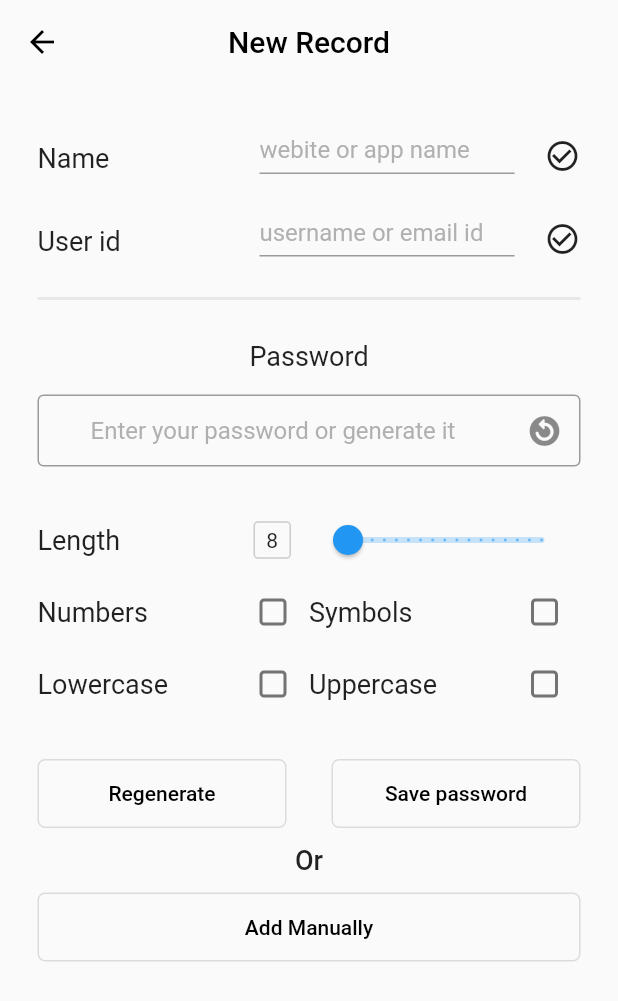
After one commit to Rahul-Sharma-Github/Password-Manager, a Flutter app: the NewRecordPage screen opened directly, on a phone screen of 412 x 824 dp. The commit adds this screen. Shown: the top 1001 px of the screen. Run offline on Flutter 3.47's test engine with Material 2 defaults, Android fonts, the phone set to English and light mode, and no system bars; our stand-ins replace device_preview, flutter_svg, get, google_fonts, pinput; missing offline and left inert: group_list_view; network calls fail.

Commit message:
NewRecord Page Completed

```diff
--- a/lib/app/modules/home_module/screens/home_page.dart
+++ b/lib/app/modules/home_module/screens/home_page.dart
@@ -3,6 +3,7 @@
 import 'package:flutter/material.dart';
 import 'package:get/get.dart';
 
+import '../../new_record_module/screens/new_record_page.dart';
 import '../../profile_module/screens/profile_page.dart';
 import '../controller/home_controller.dart';
 import 'package:group_list_view/group_list_view.dart';
@@ -49,13 +50,18 @@ class _HomePageState extends State<HomePage> {
           ),
         ),
         centerTitle: true,
-        actions: const [
+        actions: [
           Padding(
-            padding: EdgeInsets.only(right: 10),
-            child: Icon(
-              Icons.add,
-              color: Colors.black,
-              size: 32,
+            padding: const EdgeInsets.only(right: 10),
+            child: InkWell(
+              onTap: () {
+                Get.to(() => const NewRecordPage());
+              },
+              child: const Icon(
+                Icons.add,
+                color: Colors.black,
+                size: 32,
+              ),
             ),
           )
         ],
--- /dev/null
+++ b/lib/app/modules/new_record_module/controller/new_record_controller.dart
@@ -0,0 +1,9 @@
+import 'package:get/get.dart';
+
+class NewRecordController extends GetxController {
+  var currentSliderValue = 8.0.obs;
+  var isCheckedNumber = false.obs;
+  var isCheckedSymbols = false.obs;
+  var isCheckedLowercase = false.obs;
+  var isCheckedUppercase = false.obs;
+}
--- /dev/null
+++ b/lib/app/modules/new_record_module/screens/new_record_page.dart
@@ -0,0 +1,443 @@
+// ignore_for_file: avoid_unnecessary_containers, sized_box_for_whitespace
+
+import 'package:flutter/material.dart';
+import 'package:get/get.dart';
+
+import '../controller/new_record_controller.dart';
+
+class NewRecordPage extends StatefulWidget {
+  const NewRecordPage({super.key});
+
+  @override
+  State<NewRecordPage> createState() => _NewRecordPageState();
+}
+
+class _NewRecordPageState extends State<NewRecordPage> {
+  TextEditingController nameController = TextEditingController();
+  TextEditingController useridController = TextEditingController();
+  TextEditingController passwordController = TextEditingController();
+
+  NewRecordController recordController = Get.put(NewRecordController());
+  @override
+  Widget build(BuildContext context) {
+    return Scaffold(
+      appBar: AppBar(
+        forceMaterialTransparency: true,
+        iconTheme: const IconThemeData(color: Colors.black),
+        title: const Text(
+          'New Record',
+          style: TextStyle(color: Colors.black),
+        ),
+        centerTitle: true,
+      ),
+      body: Container(
+        child: Padding(
+          padding: const EdgeInsets.symmetric(horizontal: 25),
+          child: SingleChildScrollView(
+            child: Column(
+              crossAxisAlignment: CrossAxisAlignment.stretch,
+              mainAxisSize: MainAxisSize.min,
+              children: [
+                Column(
+                  crossAxisAlignment: CrossAxisAlignment.center,
+                  mainAxisSize: MainAxisSize.min,
+                  children: [
+                    const SizedBox(
+                      height: 20,
+                    ),
+                    Row(
+                      mainAxisAlignment: MainAxisAlignment.spaceBetween,
+                      crossAxisAlignment: CrossAxisAlignment.end,
+                      children: [
+                        const Text(
+                          'Name',
+                          style: TextStyle(
+                            fontSize: 18,
+                          ),
+                        ),
+                        Row(
+                          crossAxisAlignment: CrossAxisAlignment.end,
+                          children: [
+                            Container(
+                              width: 170,
+                              height: 40,
+                              child: Flexible(
+                                child: TextFormField(
+                                  controller: nameController,
+                                  decoration: InputDecoration(
+                                    contentPadding:
+                                        const EdgeInsets.symmetric(vertical: 0),
+                                    hintText: 'webite or app name',
+                                    hintStyle: TextStyle(
+                                      color: Colors.grey.withOpacity(0.8),
+                                    ),
+                                  ),
+                                ),
+                              ),
+                            ),
+                            const Padding(
+                              padding: EdgeInsets.only(left: 20),
+                              child: Icon(
+                                Icons.check_circle_outline,
+                              ),
+                            ),
+                          ],
+                        ),
+                      ],
+                    ),
+                    const SizedBox(
+                      height: 15,
+                    ),
+                    Row(
+                      mainAxisAlignment: MainAxisAlignment.spaceBetween,
+                      crossAxisAlignment: CrossAxisAlignment.end,
+                      children: [
+                        const Text(
+                          'User id',
+                          style: TextStyle(
+                            fontSize: 18,
+                          ),
+                        ),
+                        Row(
+                          crossAxisAlignment: CrossAxisAlignment.end,
+                          children: [
+                            Container(
+                              width: 170,
+                              height: 40,
+                              child: Flexible(
+                                child: TextFormField(
+                                  controller: useridController,
+                                  decoration: InputDecoration(
+                                    contentPadding:
+                                        const EdgeInsets.symmetric(vertical: 0),
+                                    hintText: 'username or email id',
+                                    hintStyle: TextStyle(
+                                      color: Colors.grey.withOpacity(0.8),
+                                    ),
+                                  ),
+                                ),
+                              ),
+                            ),
+                            const Padding(
+                              padding: EdgeInsets.only(left: 20),
+                              child: Icon(
+                                Icons.check_circle_outline,
+                              ),
+                            ),
+                          ],
+                        ),
+                      ],
+                    ),
+                  ],
+                ),
+                const SizedBox(
+                  height: 20,
+                ),
+                Divider(color: Colors.grey.withOpacity(0.2), thickness: 2),
+                const SizedBox(
+                  height: 20,
+                ),
+                Column(
+                  crossAxisAlignment: CrossAxisAlignment.center,
+                  mainAxisSize: MainAxisSize.min,
+                  children: [
+                    const Text(
+                      'Password',
+                      style: TextStyle(fontSize: 18),
+                    ),
+                    const SizedBox(
+                      height: 15,
+                    ),
+                    TextFormField(
+                      textAlignVertical: TextAlignVertical.center,
+                      textAlign: TextAlign.center,
+                      controller: passwordController,
+                      decoration: InputDecoration(
+                        border: const OutlineInputBorder(),
+                        contentPadding: const EdgeInsets.symmetric(vertical: 0),
+                        hintText: 'Enter your password or generate it',
+                        hintStyle: TextStyle(
+                          color: Colors.grey.withOpacity(0.8),
+                        ),
+                        suffixIcon:
+                            const Icon(Icons.replay_circle_filled_rounded),
+                      ),
+                    ),
+                  ],
+                ),
+                const SizedBox(
+                  height: 25,
+                ),
+                Column(
+                  crossAxisAlignment: CrossAxisAlignment.center,
+                  mainAxisSize: MainAxisSize.min,
+                  children: [
+                    Row(
+                      children: [
+                        Expanded(
+                          child: Row(
+                            mainAxisAlignment: MainAxisAlignment.spaceBetween,
+                            children: [
+                              const Text(
+                                'Length',
+                                style: TextStyle(fontSize: 18),
+                              ),
+                              Padding(
+                                padding: const EdgeInsets.only(right: 12),
+                                child: Container(
+                                  decoration: BoxDecoration(
+                                    border: Border.all(
+                                      color: Colors.grey.withOpacity(0.5),
+                                    ),
+                                    borderRadius: BorderRadius.circular(3),
+                                  ),
+                                  alignment: Alignment.center,
+                                  width: 25,
+                                  height: 25,
+                                  child: Obx(
+                                    () => Text(
+                                      recordController.currentSliderValue.value
+                                          .toInt()
+                                          .toString(),
+                                    ),
+                                  ),
+                                ),
+                              ),
+                            ],
+                          ),
+                        ),
+                        Expanded(
+                          child: Row(
+                            mainAxisAlignment: MainAxisAlignment.spaceBetween,
+                            children: [
+                              Expanded(
+                                child: Obx(
+                                  () => Slider.adaptive(
+                                    value: recordController
+                                        .currentSliderValue.value,
+                                    divisions: 16,
+                                    min: 8,
+                                    max: 24,
+                                    onChanged: (value) {
+                                      recordController
+                                          .currentSliderValue.value = value;
+                                    },
+                                  ),
+                                ),
+                              )
+                            ],
+                          ),
+                        ),
+                      ],
+                    ),
+                    Row(
+                      children: [
+                        Expanded(
+                          child: Row(
+                            mainAxisAlignment: MainAxisAlignment.spaceBetween,
+                            children: [
+                              const Text(
+                                'Numbers',
+                                style: TextStyle(fontSize: 18),
+                              ),
+                              Obx(
+                                () => Checkbox(
+                                  shape: RoundedRectangleBorder(
+                                    borderRadius: BorderRadius.circular(3),
+                                  ),
+                                  value: recordController.isCheckedNumber.value,
+                                  onChanged: (value) {
+                                    recordController.isCheckedNumber.value =
+                                        value!;
+                                  },
+                                ),
+                              ),
+                            ],
+                          ),
+                        ),
+                        Expanded(
+                          child: Row(
+                            mainAxisAlignment: MainAxisAlignment.spaceBetween,
+                            children: [
+                              const Text(
+                                'Symbols',
+                                style: TextStyle(fontSize: 18),
+                              ),
+                              Obx(
+                                () => Checkbox(
+                                  shape: RoundedRectangleBorder(
+                                    borderRadius: BorderRadius.circular(3),
+                                  ),
+                                  value:
+                                      recordController.isCheckedSymbols.value,
+                                  onChanged: (value) {
+                                    recordController.isCheckedSymbols.value =
+                                        value!;
+                                  },
+                                ),
+                              ),
+                            ],
+                          ),
+                        ),
+                      ],
+                    ),
+                    Row(
+                      children: [
+                        Expanded(
+                          child: Row(
+                            mainAxisAlignment: MainAxisAlignment.spaceBetween,
+                            children: [
+                              const Text(
+                                'Lowercase',
+                                style: TextStyle(fontSize: 18),
+                              ),
+                              Obx(
+                                () => Checkbox(
+                                  shape: RoundedRectangleBorder(
+                                    borderRadius: BorderRadius.circular(3),
+                                  ),
+                                  value:
+                                      recordController.isCheckedLowercase.value,
+                                  onChanged: (value) {
+                                    recordController.isCheckedLowercase.value =
+                                        value!;
+                                  },
+                                ),
+                              ),
+                            ],
+                          ),
+                        ),
+                        Expanded(
+                          child: Row(
+                            mainAxisAlignment: MainAxisAlignment.spaceBetween,
+                            children: [
+                              const Text(
+                                'Uppercase',
+                                style: TextStyle(fontSize: 18),
+                              ),
+                              Obx(
+                                () => Checkbox(
+                                  shape: RoundedRectangleBorder(
+                                    borderRadius: BorderRadius.circular(3),
+                                  ),
+                                  value:
+                                      recordController.isCheckedUppercase.value,
+                                  onChanged: (value) {
+                                    recordController.isCheckedUppercase.value =
+                                        value!;
+                                  },
+                                ),
+                              ),
+                            ],
+                          ),
+                        ),
+                      ],
+                    ),
+                  ],
+                ),
+                const SizedBox(
+                  height: 25,
+                ),
+                Column(
+                  crossAxisAlignment: CrossAxisAlignment.center,
+                  mainAxisSize: MainAxisSize.min,
+                  children: [
+                    Row(
+                      mainAxisAlignment: MainAxisAlignment.spaceBetween,
+                      children: [
+                        Expanded(
+                          child: OutlinedButton(
+                            style: ButtonStyle(
+                              shape: MaterialStateProperty.all(
+                                RoundedRectangleBorder(
+                                  borderRadius: BorderRadius.circular(5),
+                                ),
+                              ),
+                            ),
+                            onPressed: () {},
+                            child: const Padding(
+                              padding: EdgeInsets.symmetric(vertical: 15),
+                              child: Text(
+                                'Regenerate',
+                                style: TextStyle(color: Colors.black),
+                              ),
+                            ),
+                          ),
+                        ),
+                        const SizedBox(
+                          width: 30,
+                        ),
+                        Expanded(
+                          child: OutlinedButton(
+                            style: ButtonStyle(
+                              shape: MaterialStateProperty.all(
+                                RoundedRectangleBorder(
+                                  borderRadius: BorderRadius.circular(5),
+                                ),
+                              ),
+                            ),
+                            onPressed: () {},
+                            child: const Padding(
+                              padding: EdgeInsets.symmetric(vertical: 15),
+                              child: Text(
+                                'Save password',
+                                style: TextStyle(color: Colors.black),
+                              ),
+                            ),
+                          ),
+                        ),
+                      ],
+                    ),
+                    const SizedBox(
+                      height: 10,
+                    ),
+                    const Row(
+                      mainAxisAlignment: MainAxisAlignment.center,
+                      children: [
+                        Text(
+                          'Or',
+                          style: TextStyle(
+                              fontSize: 18, fontWeight: FontWeight.w500),
+                        ),
+                      ],
+                    ),
+                    const SizedBox(
+                      height: 10,
+                    ),
+                    Row(
+                      mainAxisAlignment: MainAxisAlignment.center,
+                      children: [
+                        Expanded(
+                          child: OutlinedButton(
+                            style: ButtonStyle(
+                              shape: MaterialStateProperty.all(
+                                RoundedRectangleBorder(
+                                  borderRadius: BorderRadius.circular(5),
+                                ),
+                              ),
+                            ),
+                            onPressed: () {},
+                            child: const Padding(
+                              padding: EdgeInsets.symmetric(vertical: 15),
+                              child: Text(
+                                'Add Manually',
+                                style: TextStyle(color: Colors.black),
+                              ),
+                            ),
+                          ),
+                        ),
+                      ],
+                    ),
+                    const SizedBox(
+                      height: 40,
+                    ),
+                  ],
+                ),
+              ],
+            ),
+          ),
+        ),
+      ),
+    );
+  }
+}
--- a/lib/app/modules/profile_module/screens/profile_page.dart
+++ b/lib/app/modules/profile_module/screens/profile_page.dart
@@ -2,6 +2,7 @@
 
 import 'package:flutter/material.dart';
 import 'package:get/get.dart';
+import 'package:password_manager/app/modules/new_record_module/screens/new_record_page.dart';
 
 import '../../home_module/controller/home_controller.dart';
 
@@ -37,13 +38,18 @@ class _ProfilePageState extends State<ProfilePage> {
           style: TextStyle(color: Colors.black),
         ),
         centerTitle: true,
-        actions: const [
+        actions: [
           Padding(
-            padding: EdgeInsets.only(right: 10),
-            child: Icon(
-              Icons.add,
-              color: Colors.black,
-              size: 32,
+            padding: const EdgeInsets.only(right: 10),
+            child: InkWell(
+              onTap: () {
+                Get.to(() => const NewRecordPage());
+              },
+              child: const Icon(
+                Icons.add,
+                color: Colors.black,
+                size: 32,
+              ),
             ),
           )
         ],
```
